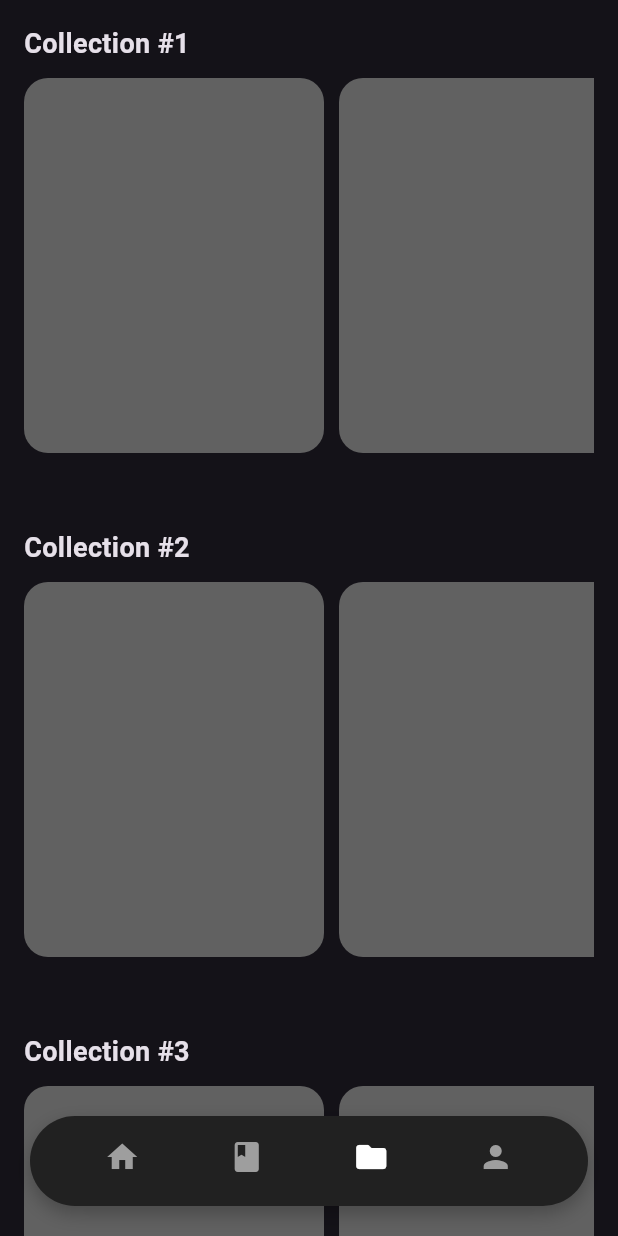
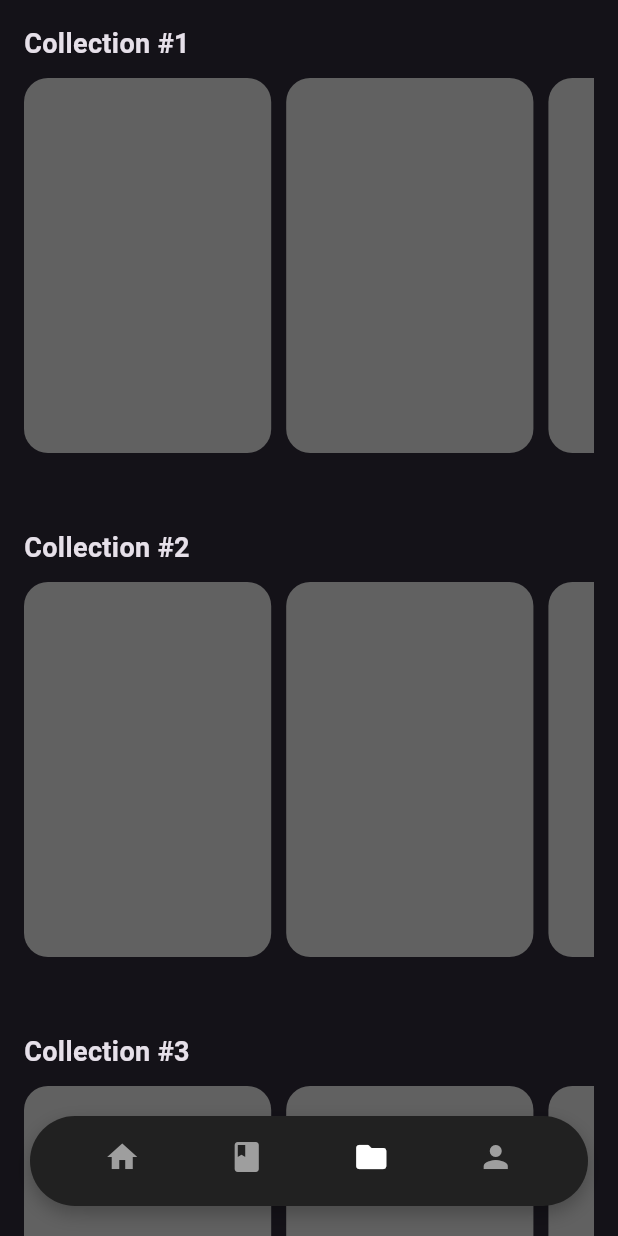
Before and after one commit to rsydd/projek_flutter, a Flutter app: the screen it shows after launch, item 3 of the bottom bar chosen, on a phone screen of 412 x 824 dp. Run offline on Flutter 3.47's test engine with Material 3 defaults, Android fonts, the phone set to English and light mode, and no system bars; our stand-ins replace google_fonts; network calls fail.

Commit message:
Second Commit

```diff
--- a/lib/pages/course.dart
+++ b/lib/pages/course.dart
@@ -7,10 +7,15 @@ class CourseScreen extends StatelessWidget {
     'Collection #3',
   ];
 
+  CourseScreen({super.key});
+
   @override
   Widget build(BuildContext context) {
+    final screenWidth = MediaQuery.of(context).size.width;
+    final itemWidth = screenWidth * 0.4; // Lebih kecil dari sebelumnya
+
     return ListView.builder(
-      padding: EdgeInsets.all(16),
+      padding: const EdgeInsets.all(16),
       itemCount: collections.length,
       itemBuilder: (context, index) {
         return Column(
@@ -18,9 +23,9 @@ class CourseScreen extends StatelessWidget {
           children: [
             Text(
               collections[index],
-              style: TextStyle(fontSize: 18, fontWeight: FontWeight.bold),
+              style: const TextStyle(fontSize: 18, fontWeight: FontWeight.bold),
             ),
-            SizedBox(height: 10),
+            const SizedBox(height: 10),
             SizedBox(
               height: 250,
               child: ListView.builder(
@@ -28,8 +33,8 @@ class CourseScreen extends StatelessWidget {
                 itemCount: 4,
                 itemBuilder:
                     (_, i) => Container(
-                      margin: EdgeInsets.only(right: 10),
-                      width: 200,
+                      margin: const EdgeInsets.only(right: 10),
+                      width: itemWidth,
                       decoration: BoxDecoration(
                         color: Colors.grey[700],
                         borderRadius: BorderRadius.circular(16),
@@ -37,7 +42,7 @@ class CourseScreen extends StatelessWidget {
                     ),
               ),
             ),
-            SizedBox(height: 50),
+            const SizedBox(height: 50),
           ],
         );
       },
--- a/lib/pages/home.dart
+++ b/lib/pages/home.dart
@@ -8,6 +8,8 @@ class HomeScreen extends StatelessWidget {
     Colors.red,
     Colors.amber,
   ];
+
+  HomeScreen({super.key});
 
   @override
   Widget build(BuildContext context) {
```
